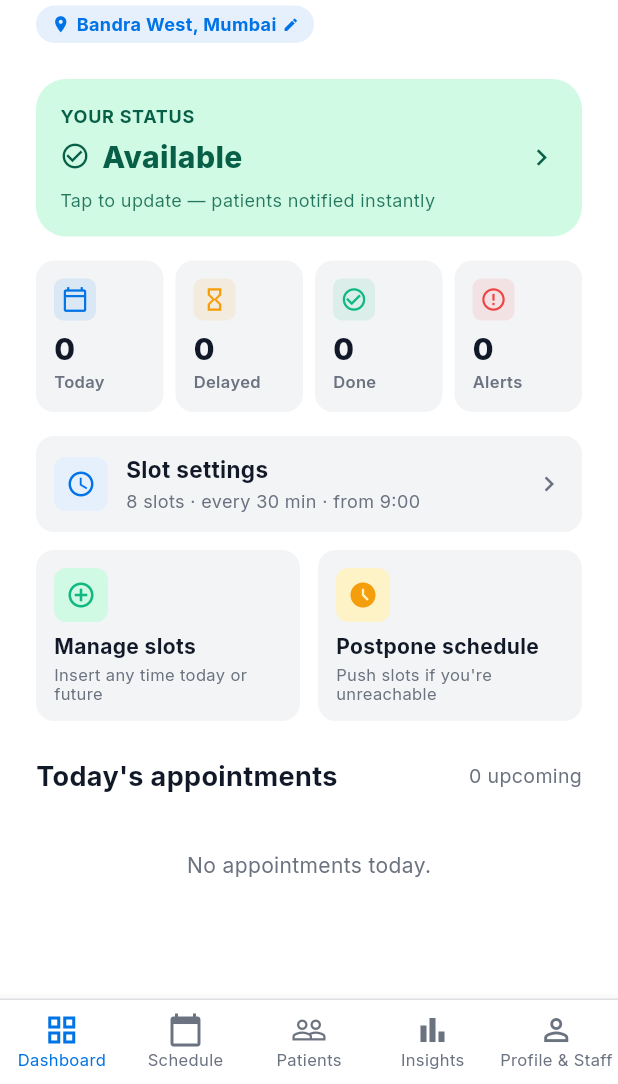
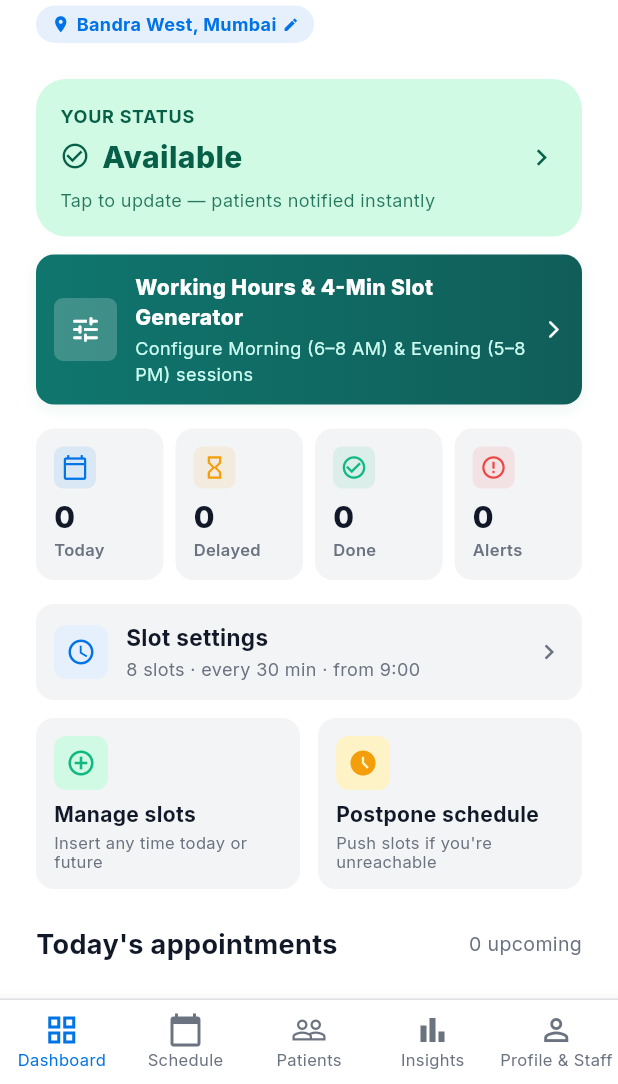
Before and after one commit to karanbhandary0-byte/cure-app, a Flutter app: the DoctorDashboardScreen screen opened by its route, on a phone screen of 412 x 824 dp, the part 152-1236 px from its top. Run offline on Flutter 3.47's test engine with Material 3 defaults, Android fonts, the phone set to English and light mode, and no system bars; our stand-ins replace cloud_firestore, dio, firebase_auth, firebase_core, fl_chart, flutter_riverpod and 5 more; accounts and stored records are empty; network calls fail.

Commit message:
Add Quick Slot Generator banner to doctor dashboard and set pwa-strategy=none for immediate browser cache reload

```diff
--- a/cure_ios/lib/screens/doctor/doctor_dashboard_screen.dart
+++ b/cure_ios/lib/screens/doctor/doctor_dashboard_screen.dart
@@ -362,6 +362,60 @@ class _DoctorDashboardScreenState extends ConsumerState<DoctorDashboardScreen> {
                             ),
                           ),
                           Icon(Icons.chevron_right, size: 22, color: meta.color),
+                        ],
+                      ),
+                    ),
+                  ),
+                ),
+
+                const SizedBox(height: AppSpacing.md),
+
+                // Slot Generator Quick Card
+                Padding(
+                  padding: const EdgeInsets.symmetric(horizontal: AppSpacing.xl),
+                  child: InkWell(
+                    key: const Key("quick-slot-config-card"),
+                    onTap: () => context.go('/doctor/appointments'),
+                    borderRadius: BorderRadius.circular(AppRadius.md),
+                    child: Container(
+                      padding: const EdgeInsets.all(AppSpacing.md),
+                      decoration: BoxDecoration(
+                        gradient: const LinearGradient(
+                          colors: [Color(0xFF0F766E), Color(0xFF115E59)],
+                        ),
+                        borderRadius: BorderRadius.circular(AppRadius.md),
+                        boxShadow: const [
+                          BoxShadow(color: Color(0x140F766E), blurRadius: 8, offset: Offset(0, 3)),
+                        ],
+                      ),
+                      child: Row(
+                        children: [
+                          Container(
+                            padding: const EdgeInsets.all(10),
+                            decoration: BoxDecoration(
+                              color: Colors.white.withOpacity(0.2),
+                              borderRadius: BorderRadius.circular(AppRadius.sm),
+                            ),
+                            child: const Icon(Icons.tune_rounded, color: Colors.white, size: 22),
+                          ),
+                          const SizedBox(width: AppSpacing.md),
+                          const Expanded(
+                            child: Column(
+                              crossAxisAlignment: CrossAxisAlignment.start,
+                              children: [
+                                Text(
+                                  "Working Hours & 4-Min Slot Generator",
+                                  style: TextStyle(color: Colors.white, fontWeight: FontWeight.w800, fontSize: 14),
+                                ),
+                                SizedBox(height: 2),
+                                Text(
+                                  "Configure Morning (6–8 AM) & Evening (5–8 PM) sessions",
+                                  style: TextStyle(color: Color(0xFFCCFBF1), fontSize: 12),
+                                ),
+                              ],
+                            ),
+                          ),
+                          const Icon(Icons.arrow_forward_ios_rounded, color: Colors.white, size: 14),
                         ],
                       ),
                     ),
--- a/frontend/lib/screens/doctor/doctor_dashboard_screen.dart
+++ b/frontend/lib/screens/doctor/doctor_dashboard_screen.dart
@@ -311,8 +311,8 @@ class _DoctorDashboardScreenState extends ConsumerState<DoctorDashboardScreen> {
                 Padding(
                   padding: const EdgeInsets.symmetric(horizontal: AppSpacing.xl),
                   child: InkWell(
-                    key: const Key("status-card"),
-                    onTap: () => _showStatusModal(doctor),
+                    key: const Key("status-card-button"),
+                    onTap: () => _showStatusSelector(context, doctor),
                     borderRadius: BorderRadius.circular(AppRadius.lg),
                     child: Container(
                       padding: const EdgeInsets.all(AppSpacing.lg),
@@ -362,6 +362,60 @@ class _DoctorDashboardScreenState extends ConsumerState<DoctorDashboardScreen> {
                             ),
                           ),
                           Icon(Icons.chevron_right, size: 22, color: meta.color),
+                        ],
+                      ),
+                    ),
+                  ),
+                ),
+
+                const SizedBox(height: AppSpacing.md),
+
+                // Slot Generator Quick Card
+                Padding(
+                  padding: const EdgeInsets.symmetric(horizontal: AppSpacing.xl),
+                  child: InkWell(
+                    key: const Key("quick-slot-config-card"),
+                    onTap: () => context.go('/doctor/appointments'),
+                    borderRadius: BorderRadius.circular(AppRadius.md),
+                    child: Container(
+                      padding: const EdgeInsets.all(AppSpacing.md),
+                      decoration: BoxDecoration(
+                        gradient: const LinearGradient(
+                          colors: [Color(0xFF0F766E), Color(0xFF115E59)],
+                        ),
+                        borderRadius: BorderRadius.circular(AppRadius.md),
+                        boxShadow: const [
+                          BoxShadow(color: Color(0x140F766E), blurRadius: 8, offset: Offset(0, 3)),
+                        ],
+                      ),
+                      child: Row(
+                        children: [
+                          Container(
+                            padding: const EdgeInsets.all(10),
+                            decoration: BoxDecoration(
+                              color: Colors.white.withOpacity(0.2),
+                              borderRadius: BorderRadius.circular(AppRadius.sm),
+                            ),
+                            child: const Icon(Icons.tune_rounded, color: Colors.white, size: 22),
+                          ),
+                          const SizedBox(width: AppSpacing.md),
+                          const Expanded(
+                            child: Column(
+                              crossAxisAlignment: CrossAxisAlignment.start,
+                              children: [
+                                Text(
+                                  "Working Hours & 4-Min Slot Generator",
+                                  style: TextStyle(color: Colors.white, fontWeight: FontWeight.w800, fontSize: 14),
+                                ),
+                                SizedBox(height: 2),
+                                Text(
+                                  "Configure Morning (6–8 AM) & Evening (5–8 PM) sessions",
+                                  style: TextStyle(color: Color(0xFFCCFBF1), fontSize: 12),
+                                ),
+                              ],
+                            ),
+                          ),
+                          const Icon(Icons.arrow_forward_ios_rounded, color: Colors.white, size: 14),
                         ],
                       ),
                     ),
```
Also changed, not shown: 1 other file.
